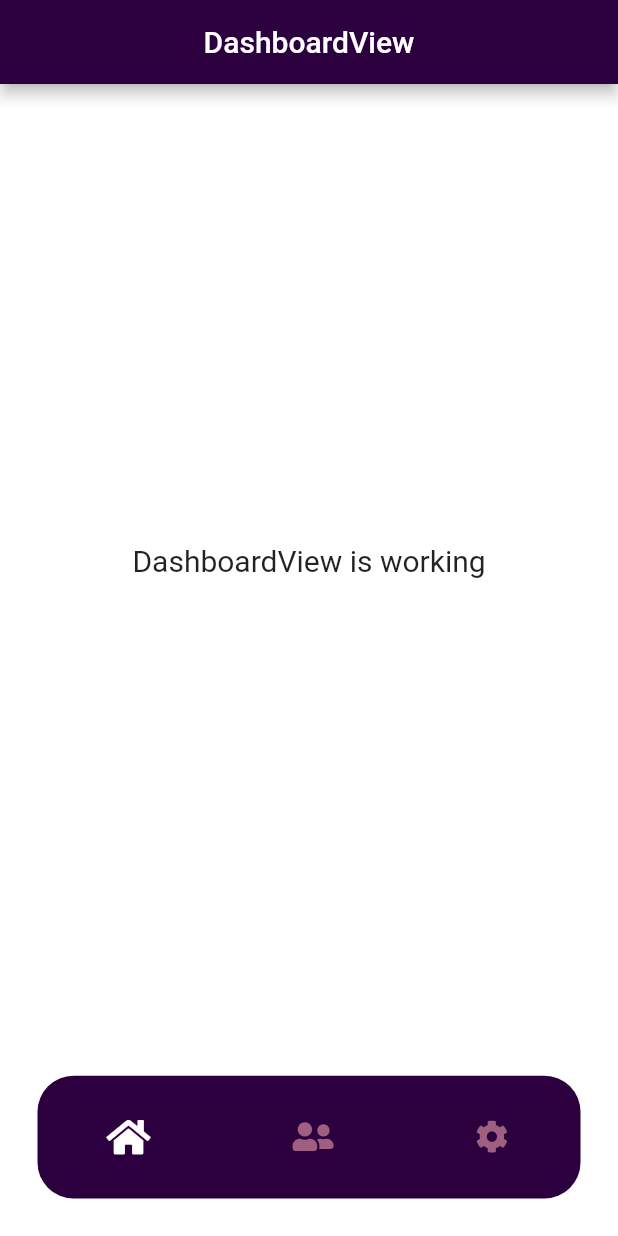
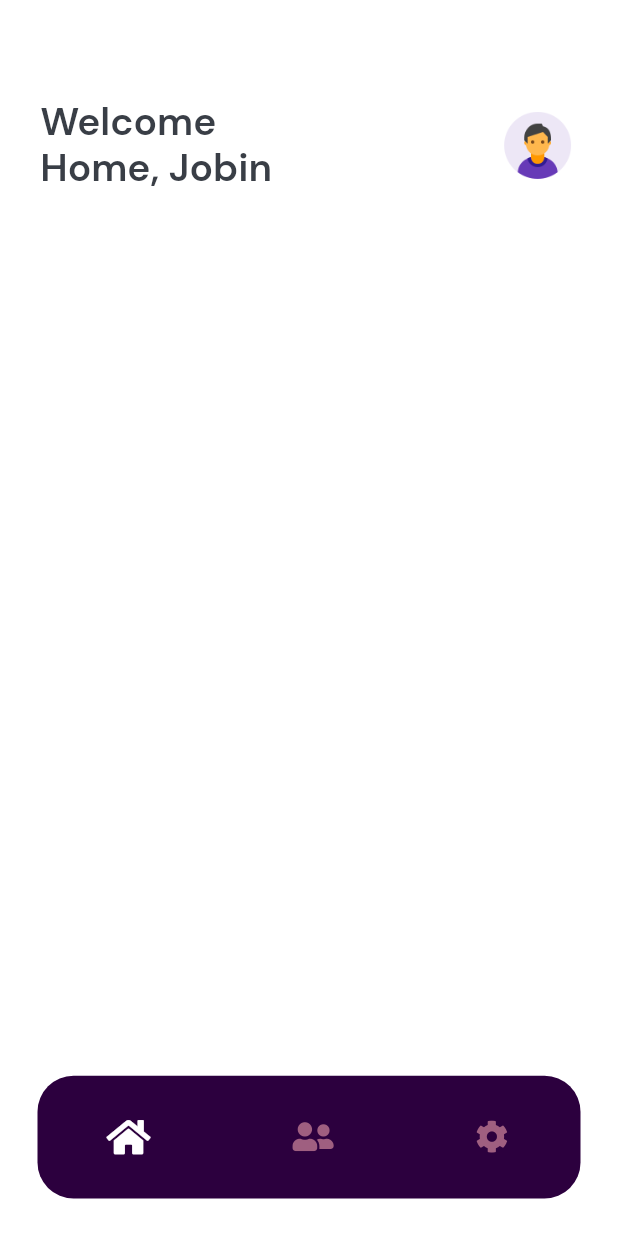
Before and after one commit to JobinBiju/Home-Fi, a Flutter app: the screen it shows after launch, on a phone screen of 412 x 824 dp. Run offline on Flutter 3.47's test engine with Material 2 defaults, Android fonts, the phone set to English and light mode, and no system bars; our stand-ins replace font_awesome_flutter, get, google_fonts, lottie.

Commit message:
DashboardView header completed

```diff
--- /dev/null
+++ b/lib/app/global_widgets/user_avathar.dart
@@ -0,0 +1,23 @@
+import 'package:flutter/material.dart';
+
+class UserAvatar extends StatelessWidget {
+  final bool ismale;
+  const UserAvatar({
+    Key key,
+    this.ismale,
+    @required this.radius,
+  }) : super(key: key);
+
+  final double radius;
+
+  @override
+  Widget build(BuildContext context) {
+    return CircleAvatar(
+      radius: radius,
+      backgroundImage: ismale
+          ? AssetImage('assets/images/male-user-1.png')
+          : AssetImage('assets/images/female-user-1.png'),
+      backgroundColor: Theme.of(context).scaffoldBackgroundColor,
+    );
+  }
+}
--- a/lib/app/modules/home/controllers/home_controller.dart
+++ b/lib/app/modules/home/controllers/home_controller.dart
@@ -9,6 +9,10 @@ class HomeController extends GetxController {
   var _currentIndex = 0.obs;
   get currentIndex => this._currentIndex.value;
   set currentIndex(index) => this._currentIndex.value = index;
+
+  // userData
+  String userName = 'Jobin';
+  bool isMale = true;
 
   // the list of screens switched by bottom navBar
   final List<Widget> homeViews = [
--- a/lib/app/modules/home/views/dashboard_view.dart
+++ b/lib/app/modules/home/views/dashboard_view.dart
@@ -1,20 +1,47 @@
 import 'package:flutter/material.dart';
 
 import 'package:get/get.dart';
+import 'package:home_automation/app/global_widgets/user_avathar.dart';
+import 'package:home_automation/app/modules/home/controllers/home_controller.dart';
+import 'package:home_automation/app/theme/text_theme.dart';
 
-class DashboardView extends GetView {
+class DashboardView extends GetView<HomeController> {
   @override
   Widget build(BuildContext context) {
-    return Scaffold(
-      appBar: AppBar(
-        title: Text('DashboardView'),
-        centerTitle: true,
-      ),
-      body: Center(
-        child: Text(
-          'DashboardView is working',
-          style: TextStyle(fontSize: 20),
-        ),
+    Size size = Get.size;
+    return Container(
+      padding: EdgeInsets.symmetric(horizontal: size.width * 0.065),
+      height: size.height,
+      width: size.width,
+      color: Theme.of(context).scaffoldBackgroundColor,
+      child: Column(
+        children: [
+          SizedBox(
+            height: size.height * 0.08,
+          ),
+          GetBuilder<HomeController>(
+              id: 7,
+              builder: (_) {
+                return Row(
+                  mainAxisAlignment: MainAxisAlignment.spaceBetween,
+                  crossAxisAlignment: CrossAxisAlignment.center,
+                  children: [
+                    Text(
+                      'Welcome\nHome, ${controller.userName}',
+                      style: kSubHeadTextStyle.copyWith(
+                          color: Theme.of(context).primaryColorDark),
+                    ),
+                    GestureDetector(
+                      // onTap: () => Get.to(() => ProfileView()),
+                      child: UserAvatar(
+                        ismale: controller.isMale,
+                        radius: size.width * 0.065,
+                      ),
+                    ),
+                  ],
+                );
+              }),
+        ],
       ),
     );
   }
--- a/lib/app/routes/app_pages.dart
+++ b/lib/app/routes/app_pages.dart
@@ -8,7 +8,7 @@ import 'package:home_automation/app/modules/splash_screen/views/splash_screen_vi
 part 'app_routes.dart';
 
 class AppPages {
-  static const INITIAL = Routes.SPLASH_SCREEN;
+  static const INITIAL = Routes.HOME;
 
   static final routes = [
     GetPage(
--- a/lib/app/theme/text_theme.dart
+++ b/lib/app/theme/text_theme.dart
@@ -8,7 +8,7 @@ var kHeadTextStyle = GoogleFonts.lato(
     height: 1.2,
   ),
 );
-var kSubHeadTextStyle = GoogleFonts.openSans(
+var kSubHeadTextStyle = GoogleFonts.dmSans(
   textStyle: TextStyle(
     fontSize: 26,
     fontWeight: FontWeight.w600,
```
Also changed, not shown: assets/images/female-user-1.png (added), assets/images/male-user-1.png (added).
